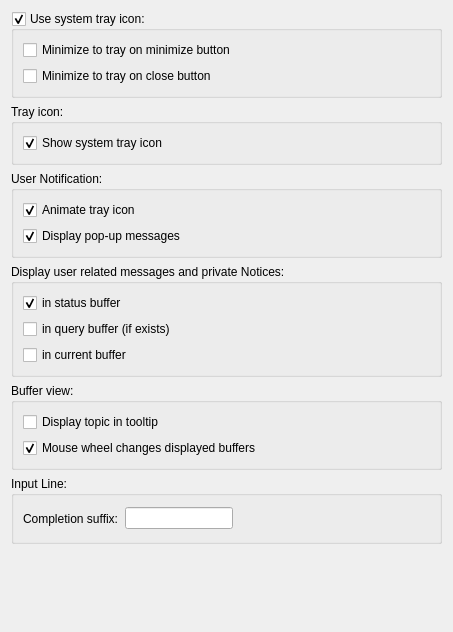
Old version of the form src/qtui/settingspages/generalsettingspage.ui in the repository quassel/quassel.
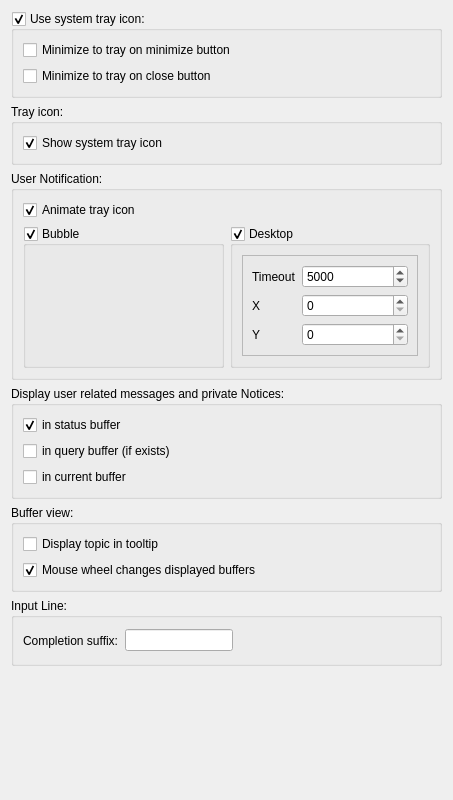
New version of the form.

Commit message:
Configuration support for desktop notifications.
Add configuration support for org.freedesktop.Notifications
(Currently only enable/disable, timeout, position hints.)
Note: Names are not final yet.

Patch:
```diff
--- a/src/qtui/settingspages/generalsettingspage.ui
+++ b/src/qtui/settingspages/generalsettingspage.ui
@@ -6,7 +6,7 @@
     <x>0</x>
     <y>0</y>
     <width>453</width>
-    <height>632</height>
+    <height>800</height>
    </rect>
   </property>
   <property name="windowTitle" >
@@ -64,7 +64,90 @@
       <string>User Notification:</string>
      </property>
      <layout class="QGridLayout" >
-      <item row="0" column="0" >
+      <item row="2" column="0" >
+       <widget class="QGroupBox" name="bubbleBox" >
+        <property name="title" >
+         <string>Bubble</string>
+        </property>
+        <property name="checkable" >
+         <bool>true</bool>
+        </property>
+        <layout class="QVBoxLayout" name="verticalLayout" />
+       </widget>
+      </item>
+      <item row="2" column="1" >
+       <widget class="QGroupBox" name="desktopBox" >
+        <property name="title" >
+         <string>Desktop</string>
+        </property>
+        <property name="checkable" >
+         <bool>true</bool>
+        </property>
+        <layout class="QVBoxLayout" name="verticalLayout_2" >
+         <item>
+          <widget class="QFrame" name="desktopFrame" >
+           <property name="frameShape" >
+            <enum>QFrame::StyledPanel</enum>
+           </property>
+           <property name="frameShadow" >
+            <enum>QFrame::Raised</enum>
+           </property>
+           <layout class="QFormLayout" name="formLayout" >
+            <item row="0" column="0" >
+             <widget class="QLabel" name="timeout_label" >
+              <property name="text" >
+               <string>Timeout</string>
+              </property>
+             </widget>
+            </item>
+            <item row="0" column="1" >
+             <widget class="QSpinBox" name="timeout_value" >
+              <property name="minimum" >
+               <number>-1</number>
+              </property>
+              <property name="maximum" >
+               <number>100000</number>
+              </property>
+              <property name="value" >
+               <number>5000</number>
+              </property>
+             </widget>
+            </item>
+            <item row="1" column="0" >
+             <widget class="QLabel" name="x_label" >
+              <property name="text" >
+               <string>X</string>
+              </property>
+             </widget>
+            </item>
+            <item row="2" column="0" >
+             <widget class="QLabel" name="y_label" >
+              <property name="text" >
+               <string>Y</string>
+              </property>
+             </widget>
+            </item>
+            <item row="1" column="1" >
+             <widget class="QSpinBox" name="x_value" >
+              <property name="maximum" >
+               <number>10000</number>
+              </property>
+             </widget>
+            </item>
+            <item row="2" column="1" >
+             <widget class="QSpinBox" name="y_value" >
+              <property name="maximum" >
+               <number>10000</number>
+              </property>
+             </widget>
+            </item>
+           </layout>
+          </widget>
+         </item>
+        </layout>
+       </widget>
+      </item>
+      <item row="1" column="0" >
        <widget class="QCheckBox" name="animateTrayIcon" >
         <property name="text" >
          <string>Animate tray icon</string>
@@ -74,16 +157,6 @@
         </property>
        </widget>
       </item>
-      <item row="1" column="0" >
-       <widget class="QCheckBox" name="displayPopupMessages" >
-        <property name="text" >
-         <string>Display pop-up messages</string>
-        </property>
-        <property name="checked" >
-         <bool>true</bool>
-        </property>
-       </widget>
-      </item>
      </layout>
     </widget>
    </item>
```
The commit also changes 2 other files.
